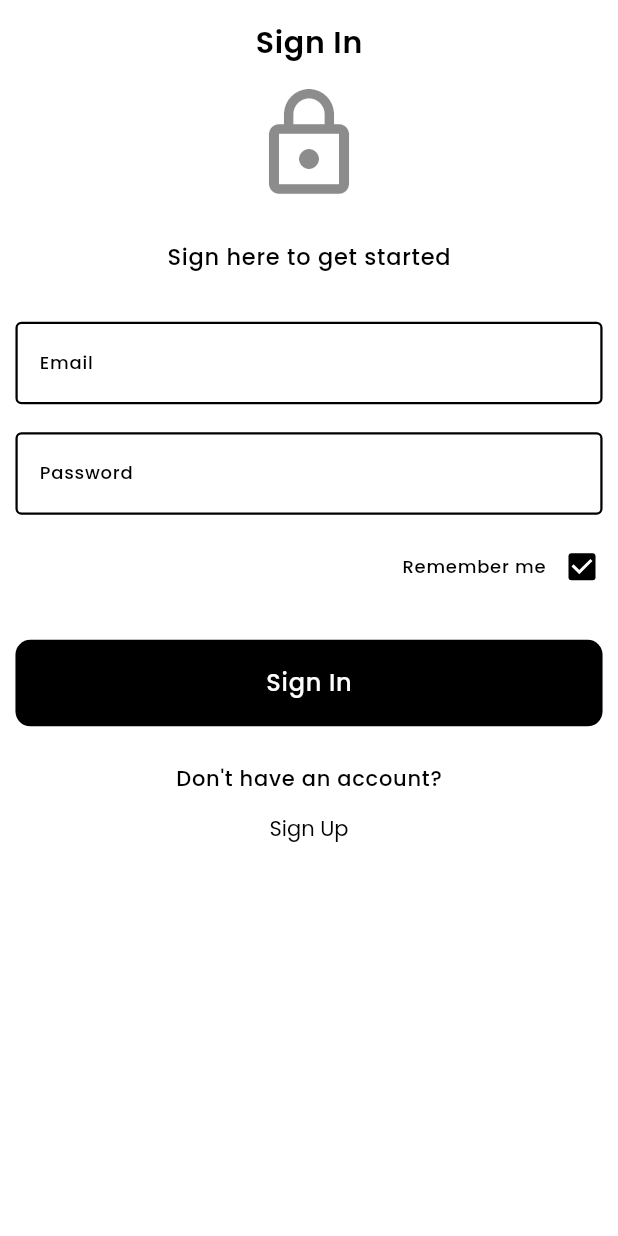
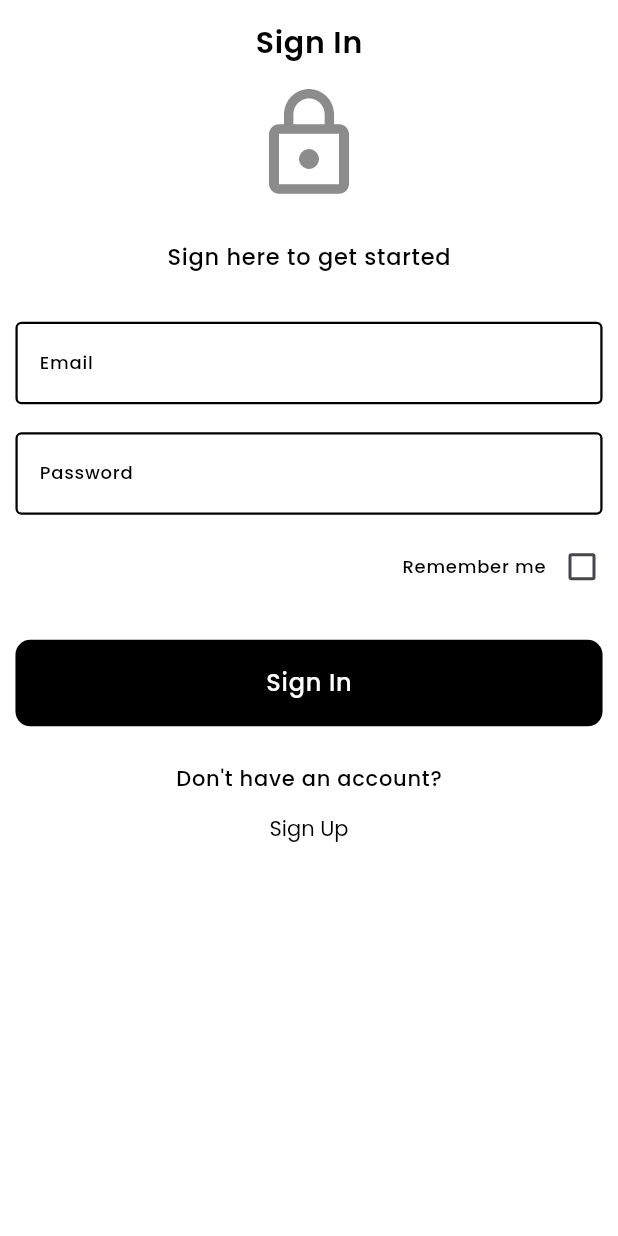
Before and after one commit to theAkHilsarkar18/skyer, a Flutter app: the screen it shows after launch, on a phone screen of 412 x 824 dp. Run offline on Flutter 3.47's test engine with Material 3 defaults, Android fonts, the phone set to English and light mode, and no system bars; our stand-ins replace animated_bottom_navigation_bar, cloud_firestore, firebase_auth, firebase_core, firebase_storage, google_fonts and 3 more; accounts and stored records are empty.

Commit message:
27-04-2024

```diff
--- a/lib/view/auth/auth_provider.dart
+++ b/lib/view/auth/auth_provider.dart
@@ -1,3 +1,5 @@
+import 'dart:developer';
+
 import 'package:flutter/foundation.dart';
 import 'package:shared_preferences/shared_preferences.dart';
 
@@ -24,6 +26,9 @@ class SignInProvider extends ChangeNotifier
     SharedPreferences preferences = await SharedPreferences.getInstance();
     email = preferences.getString('email') ?? "";
     password = preferences.getString('password') ?? "";
+
+    log("get : $email");
+    log("get : $password");
   }
 
 
--- a/lib/view/auth/sign_in.dart
+++ b/lib/view/auth/sign_in.dart
@@ -1,10 +1,14 @@
+import 'dart:developer';
+
 import 'package:cloud_firestore/cloud_firestore.dart';
 import 'package:firebase_auth/firebase_auth.dart';
 import 'package:flutter/material.dart';
 import 'package:flutter/widgets.dart';
+import 'package:provider/provider.dart';
 import 'package:skyer/firebase_services/firebase_model.dart';
 import 'package:skyer/firebase_services/firebase_services.dart';
 
+import 'auth_provider.dart';
 import 'auth_textfield.dart';
 import 'firebase_auth.dart';
 
@@ -16,7 +20,6 @@ class SignInScreen extends StatefulWidget {
 }
 
 class _SignInScreenState extends State<SignInScreen> {
-
   @override
   void initState() {
     // TODO: implement initState
@@ -26,13 +29,21 @@ class _SignInScreenState extends State<SignInScreen> {
 
   @override
   Widget build(BuildContext context) {
+    log("build method is loaded !");
+    SignInProvider signInProviderTrue = Provider.of(context, listen: true);
+    SignInProvider signInProviderFalse = Provider.of(context, listen: false);
 
-    final TextEditingController txtEmail = TextEditingController();
-    final TextEditingController txtPassword = TextEditingController();
+    signInProviderFalse.getDataInSharedPreference();
+
+    final TextEditingController txtEmail =
+        TextEditingController(text: signInProviderTrue.email);
+    final TextEditingController txtPassword =
+        TextEditingController(text: signInProviderTrue.password);
 
     double width = MediaQuery.of(context).size.width;
     double height = MediaQuery.of(context).size.height;
     TextScaler textScaler = MediaQuery.of(context).textScaler;
+
     return Scaffold(
       resizeToAvoidBottomInset: true,
       appBar: AppBar(
@@ -66,14 +77,27 @@ class _SignInScreenState extends State<SignInScreen> {
               height: height,
               width: width,
             ),
+            // todo checkbox for remember me
             Row(
               mainAxisAlignment: MainAxisAlignment.end,
               children: [
-                Text('Remember me',style: Theme.of(context).textTheme.bodySmall,),
-                Checkbox(
-                  activeColor: Colors.black,
-                  value: true, onChanged: (value) {
-                },),
+                Text(
+                  'Remember me',
+                  style: Theme.of(context).textTheme.bodySmall,
+                ),
+                Consumer<SignInProvider>(
+                  builder: (context, signInProvider, child) => Checkbox(
+                    activeColor: Colors.black,
+                    value: signInProvider.isCheckForRemember,
+                    onChanged: (value) {
+                      signInProvider.checkRememberBox(value!);
+                      signInProvider.setDataInSharedPreference(
+                        email: txtEmail.text,
+                        password: txtPassword.text,
+                      );
+                    },
+                  ),
+                ),
               ],
             ),
             GestureDetector(
--- a/lib/view/auth/sign_up.dart
+++ b/lib/view/auth/sign_up.dart
@@ -20,6 +20,7 @@ class SignUpScreen extends StatelessWidget {
     double width = MediaQuery.of(context).size.width;
     double height = MediaQuery.of(context).size.height;
     TextScaler textScaler = MediaQuery.of(context).textScaler;
+
     return Scaffold(
       resizeToAvoidBottomInset: true,
       appBar: AppBar(
```
